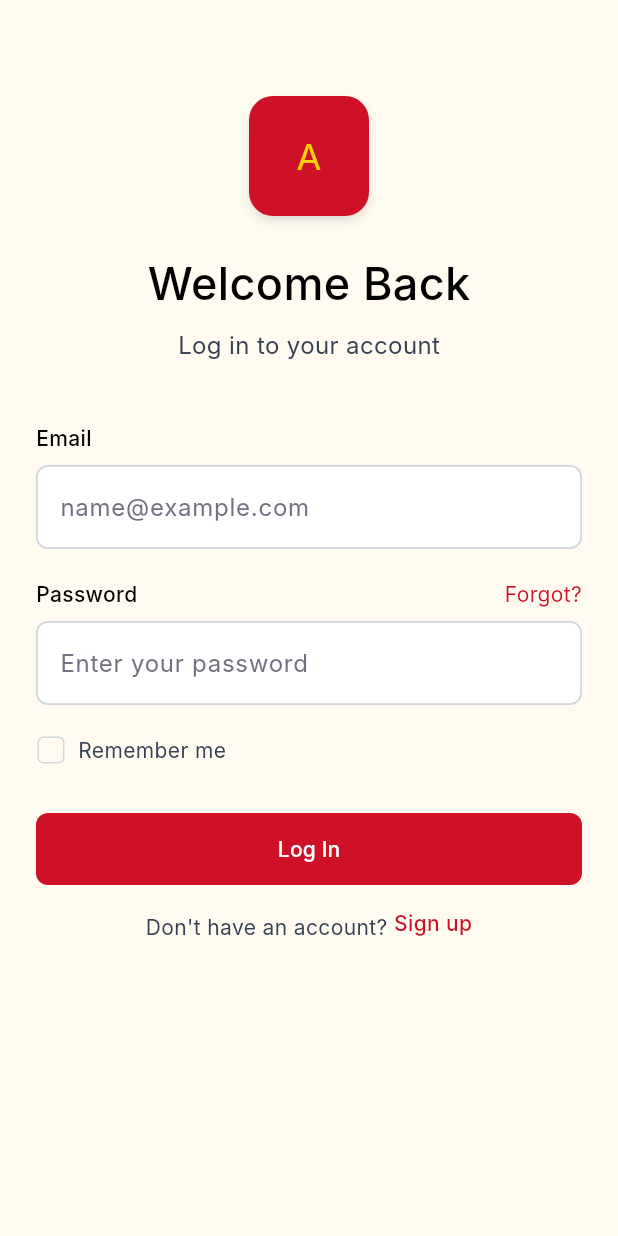
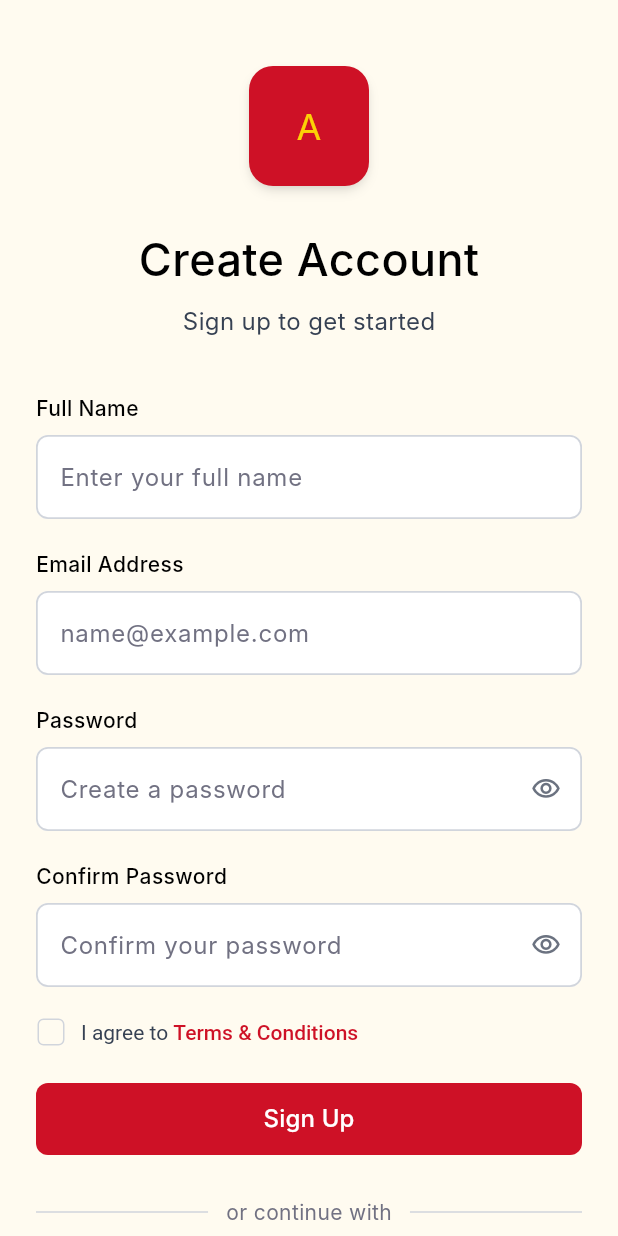
Before and after one commit to ThangWeiJie/MASSA-Mobile-App, a Flutter app: the screen it shows after launch, after a tap on "Sign up", on a phone screen of 412 x 824 dp. Run offline on Flutter 3.47's test engine with Material 3 defaults, Android fonts, the light colour scheme and no system bars; our stand-ins replace firebase_auth, firebase_core, go_router; accounts and stored records are empty; Roboto replaces fonts that are missing (Inter).

Commit message:
SCRUM-5 Sign up + email verification feature added

```diff
--- a/lib/main.dart
+++ b/lib/main.dart
@@ -2,6 +2,7 @@ import 'package:firebase_core/firebase_core.dart';
 import 'package:flutter/material.dart';
 import 'package:massa/firebase_options.dart';
 import 'package:massa/models/user.dart';
+import 'package:massa/service/auth_notifier.dart';
 import 'package:massa/service/auth_service.dart';
 import 'package:provider/provider.dart';
 import 'routes/app_router.dart';
@@ -22,6 +23,12 @@ class MyApp extends StatelessWidget {
     return MultiProvider(
       providers: [
         Provider<AuthService>(create: (_) => AuthService()),
+        ChangeNotifierProvider<AuthNotifier>(
+            create: (context) => AuthNotifier(context.read<AuthService>()),
+        ),
+        ProxyProvider<AuthNotifier, AppRouter>(
+          update: (context, authNotifier, previous) => AppRouter(authNotifier),
+        ),
         StreamProvider<UserModel?>(
           initialData: null,
           create: (context) {
@@ -35,12 +42,18 @@ class MyApp extends StatelessWidget {
           },
         ),
       ],
-      child: MaterialApp.router(
-        title: 'Massa Demo',
-        theme: ThemeData(
-          colorScheme: ColorScheme.fromSeed(seedColor: Colors.green),
-        ),
-        routerConfig: AppRouter().router,
+      child: Builder(
+        builder: (context) {
+          final appRouter = context.read<AppRouter>();
+
+          return MaterialApp.router(
+            title: 'Massa Demo',
+            theme: ThemeData(
+              colorScheme: ColorScheme.fromSeed(seedColor: Colors.green),
+            ),
+            routerConfig: appRouter.router,
+          );
+        }
       ),
     );
   }
--- a/lib/routes/app_router.dart
+++ b/lib/routes/app_router.dart
@@ -3,20 +3,18 @@ import 'package:massa/service/auth_notifier.dart';
 import 'package:massa/service/auth_service.dart';
 import 'package:massa/view_models/forgot_password_viewmodel.dart';
 import 'package:massa/view_models/login_viewmodel.dart';
+import 'package:massa/view_models/signup_viewmodel.dart';
 import 'package:massa/views/home_page.dart';
 import 'package:massa/views/forgot_password/forgot_password_screen.dart';
 import 'package:massa/views/sign_in/signin_screen.dart';
+import 'package:massa/views/sign_in/signup_screen.dart';
+import 'package:massa/views/verify-email.dart';
 import 'package:provider/provider.dart';
 
 class AppRouter {
-  AppRouter._internal();
+  final AuthNotifier authNotifier;
 
-  static final AppRouter _instance = AppRouter._internal();
-
-  factory AppRouter() => _instance;
-
-  final authService = AuthService();
-  late final authNotifier = AuthNotifier(authService);
+  AppRouter(this.authNotifier);
 
   late final GoRouter router = GoRouter(
     initialLocation: "/signin",
@@ -26,21 +24,37 @@ class AppRouter {
       GoRoute(
         path: "/signin",
         name: "signin",
-        builder: (context, state) {
+        builder: (routeContext, state) {
           return ChangeNotifierProvider(
-            create: (context) =>
-                LoginViewModel(authService: context.read<AuthService>()),
+            create: (providerContext) =>
+                LoginViewModel(authService: routeContext.read<AuthService>()),
             child: const LoginScreen(),
           );
         },
       ),
       GoRoute(
+        path: "/signup",
+        name: "signup",
+        builder: (routeContext, state) {
+          return ChangeNotifierProvider(
+              create: (providerContext) =>
+                  SignupViewModel(authService: routeContext.read<AuthService>()),
+              child: const SignUpScreen(),
+          );
+        }
+      ),
+      GoRoute(
+        path: "/verify-email",
+        name: "verify-email",
+        builder: (routeContext, state) => const VerifyEmail(),
+      ),
+      GoRoute(
         path: "/forgot-password",
         name: "forgot-password",
-        builder: (context, state) {
+        builder: (routeContext, state) {
           return ChangeNotifierProvider(
-              create: (context) =>
-                  ForgotPasswordViewmodel(authService: context.read<AuthService>()),
+              create: (providerContext) =>
+                  ForgotPasswordViewmodel(authService: routeContext.read<AuthService>()),
             child: const ForgotPasswordScreen(),
           );
         },
@@ -48,20 +62,29 @@ class AppRouter {
       GoRoute(
         path: "/",
         name: "Home",
-        builder: (context, state) => Homepage(authService: authService),
+        builder: (routeContext, state) => Homepage(authService: routeContext.read<AuthService>()),
       ),
     ],
   );
 
   String? _handleRedirect(GoRouterState state) {
     final isAuthenticated = authNotifier.isAuthenticated;
+    final isVerified = authNotifier.isEmailVerified;
     final currentPath = state.matchedLocation;
 
-    final publicRoutes = ['/signin', 'signup', '/forgot-password'];
+    final publicRoutes = ['/signin', '/signup', '/forgot-password'];
     final isOnPublicRoute = publicRoutes.contains(currentPath);
 
     if (!isAuthenticated && !isOnPublicRoute) {
       return '/signin';
+    }
+
+    if(isAuthenticated && !isVerified && currentPath != "/verify-email") {
+      return "/verify-email";
+    }
+
+    if(isAuthenticated && isVerified && currentPath == "/verify-email") {
+      return "/";
     }
 
     if (isAuthenticated && isOnPublicRoute) {
--- a/lib/service/auth_notifier.dart
+++ b/lib/service/auth_notifier.dart
@@ -15,6 +15,7 @@ class AuthNotifier extends ChangeNotifier {
   }
 
   bool get isAuthenticated => _authService.currentUser != null;
+  bool get isEmailVerified => _authService.currentUser?.emailVerified ?? false;
   User? get currentUser => _authService.currentUser;
 
   Future<void> signIn(String email, String password) async {
@@ -25,6 +26,11 @@ class AuthNotifier extends ChangeNotifier {
     }
   }
 
+  Future<void> refreshUser() async {
+    await _authService.refreshUser();
+    notifyListeners();
+  }
+
   @override
   void dispose() {
     _authSubscription?.cancel();
--- a/lib/service/auth_service.dart
+++ b/lib/service/auth_service.dart
@@ -6,6 +6,11 @@ class AuthService {
 
   User? get currentUser => firebaseAuth.currentUser;
 
+  Future<void> refreshUser() async {
+    await firebaseAuth.currentUser?.reload();
+  }
+
+  // Get auth state changes (login/logout)
   Stream<User?> get authStateChanges {
     return firebaseAuth.authStateChanges();
   }
@@ -22,9 +27,17 @@ class AuthService {
   }
 
   // Register
+  Future<void> registerNewAccount(String email, String password) async {
+    try {
+      UserCredential userCredential = await firebaseAuth.createUserWithEmailAndPassword(email: email, password: password);
+
+      await userCredential.user?.sendEmailVerification();
+    } catch (e) {
+      rethrow;
+    }
+  }
 
   // Reset password
-
   Future<void> sendPasswordResetEmail(String email) async {
     try {
       await firebaseAuth.sendPasswordResetEmail(email: email);
--- /dev/null
+++ b/lib/view_models/signup_viewmodel.dart
@@ -0,0 +1,53 @@
+import 'package:flutter/material.dart';
+import 'package:massa/service/auth_service.dart';
+
+class SignupViewModel extends ChangeNotifier {
+  final AuthService _authService;
+
+  SignupViewModel({required AuthService authService})
+      : _authService = authService;
+
+  String _fullName = "";
+  String _email = "";
+  String _password = "";
+  String _confirmPassword = "";
+  bool _agreeToTerms = false;
+
+  bool _isLoading = false;
+
+  bool get isLoading => _isLoading;
+
+  void updateFullName(String value) => _fullName = value.trim();
+  void updateEmail(String value) => _email = value.trim();
+  void updatePassword(String value) => _password = value.trim();
+  void updateConfirmPassword(String value) => _confirmPassword = value.trim();
+  void updateAgreeToTerms(bool value) => _agreeToTerms = value;
+
+  Future<void> signup() async {
+    if (_fullName.isEmpty ||
+        _email.isEmpty ||
+        _password.isEmpty ||
+        _confirmPassword.isEmpty) {
+      throw Exception("Please fill all fields");
+    }
+
+    if (_password != _confirmPassword) {
+      throw Exception("Passwords do not match");
+    }
+
+    _isLoading = true;
+    notifyListeners();
+
+    try {
+      await _authService.registerNewAccount(
+         _email,
+        _password,
+      );
+    } catch (e) {
+      rethrow;
+    } finally {
+      _isLoading = false;
+      // notifyListeners();
+    }
+  }
+}
--- a/lib/views/sign_in/signin_screen.dart
+++ b/lib/views/sign_in/signin_screen.dart
@@ -288,6 +288,7 @@ class LoginScreen extends StatelessWidget {
                 child: GestureDetector(
                   onTap: () {
                     // You can add context.push('/signup') here when you build it!
+                    context.push('/signup');
                   },
                   child: const Text(
                     'Sign up',
--- /dev/null
+++ b/lib/views/sign_in/signup_screen.dart
@@ -0,0 +1,527 @@
+import 'package:firebase_auth/firebase_auth.dart';
+import 'package:flutter/material.dart';
+import 'package:go_router/go_router.dart';
+import 'package:massa/view_models/signup_viewmodel.dart';
+import 'package:provider/provider.dart';
+
+class SignUpScreen extends StatefulWidget {
+  const SignUpScreen({super.key});
+
+  @override
+  State<SignUpScreen> createState() => _SignUpScreenState();
+}
+
+class _SignUpScreenState extends State<SignUpScreen> {
+  final TextEditingController fullNameController = TextEditingController();
+  final TextEditingController emailController = TextEditingController();
+  final TextEditingController passwordController = TextEditingController();
+  final TextEditingController confirmPasswordController =
+  TextEditingController();
+
+  bool obscurePassword = true;
+  bool obscureConfirmPassword = true;
+  bool agreeToTerms = false;
+  bool isLoading = false;
+
+  @override
+  void dispose() {
+    fullNameController.dispose();
+    emailController.dispose();
+    passwordController.dispose();
+    confirmPasswordController.dispose();
+    super.dispose();
+  }
+
+  void _handleSignUp(BuildContext context, SignupViewModel viewModel) async {
+    final fullName = fullNameController.text.trim();
+    final email = emailController.text.trim();
+    final password = passwordController.text.trim();
+    final confirmPassword = confirmPasswordController.text.trim();
+
+    if (fullName.isEmpty) {
+      _showSnackBar(context, "Please enter your full name");
+      return;
+    }
+
+    if (email.isEmpty) {
+      _showSnackBar(context, "Please enter your email address");
+      return;
+    }
+
+    if (!email.contains('@')) {
+      _showSnackBar(context, "Please enter a valid email address");
+      return;
+    }
+
+    if (password.isEmpty) {
+      _showSnackBar(context, "Please create a password");
+      return;
+    }
+
+    if (password.length < 6) {
+      _showSnackBar(context, "Password must be at least 6 characters");
+      return;
+    }
+
+    if (confirmPassword.isEmpty) {
+      _showSnackBar(context, "Please confirm your password");
+      return;
+    }
+
+    if (password != confirmPassword) {
+      _showSnackBar(context, "Passwords do not match");
+      return;
+    }
+
+    if (!agreeToTerms) {
+      _showSnackBar(context, "Please agree to Terms & Conditions");
+      return;
+    }
+
+    try {
+      await viewModel.signup();
+      // _showSnackBar("Sign up button clicked");
+    } on FirebaseAuthException catch (e) {
+      String message = _handleError(e);
+      if (context.mounted) { _showSnackBar(context, message); }
+    }
+    // Later you can replace this with Firebase sign up logic
+  }
+
+  String _handleError(FirebaseAuthException e) {
+    switch (e.code) {
+      case "email-already-in-use": return "This email is already associated with another account. Please try another email address.";
+      default: return "";
+    }
+  }
+
+  void _showSnackBar(BuildContext context, String message) {
+    ScaffoldMessenger.of(
+      context,
+    ).showSnackBar(SnackBar(content: Text(message)));
+  }
+
+  @override
+  Widget build(BuildContext context) {
+    final viewModel = context.watch<SignupViewModel>();
+
+    return Scaffold(
+      backgroundColor: const Color(0xFFFFFBF0),
+      body: SafeArea(
+        child: SingleChildScrollView(
+          padding: const EdgeInsets.symmetric(horizontal: 24.0, vertical: 24.0),
+          child: Column(
+            crossAxisAlignment: CrossAxisAlignment.start,
+            children: [
+              const SizedBox(height: 20),
+              _buildHeader(),
+              const SizedBox(height: 36),
+              _buildForm(context, viewModel),
+              const SizedBox(height: 24),
+              _buildSignUpButton(context, viewModel),
+              const SizedBox(height: 28),
+              _buildDivider(),
+              const SizedBox(height: 24),
+              _buildSocialButtons(),
+              const SizedBox(height: 28),
+              _buildFooter(context),
+            ],
+          ),
+        ),
+      ),
+    );
+  }
+
+  Widget _buildHeader() {
+    return Column(
+      children: [
+        Center(
+          child: Container(
+            width: 80,
+            height: 80,
+            decoration: BoxDecoration(
+              color: const Color(0xFFCE1126),
+              borderRadius: BorderRadius.circular(16),
+              boxShadow: const [
+                BoxShadow(
+                  color: Color(0x19000000),
+                  blurRadius: 4,
+                  offset: Offset(0, 2),
+                  spreadRadius: -2,
+                ),
+                BoxShadow(
+                  color: Color(0x19000000),
+                  blurRadius: 6,
+                  offset: Offset(0, 4),
+                  spreadRadius: -1,
+                ),
+              ],
+            ),
+            child: const Center(
+              child: Text(
+                'A',
+                style: TextStyle(
+                  color: Color(0xFFFCD106),
+                  fontSize: 24,
+                  fontFamily: 'Inter',
+                  fontWeight: FontWeight.w400,
+                ),
+              ),
+            ),
+          ),
+        ),
+        const SizedBox(height: 28),
+        const Center(
+          child: Text(
+            'Create Account',
+            style: TextStyle(
+              color: Colors.black,
+              fontSize: 30,
+              fontFamily: 'Inter',
+              fontWeight: FontWeight.w500,
+            ),
+          ),
+        ),
+        const SizedBox(height: 8),
+        const Center(
+          child: Text(
+            'Sign up to get started',
+            style: TextStyle(
+              color: Color(0xFF364153),
+              fontSize: 16,
+              fontFamily: 'Inter',
+              fontWeight: FontWeight.w400,
+            ),
+          ),
+        ),
+      ],
+    );
+  }
+
+  Widget _buildForm(BuildContext context, SignupViewModel viewModel) {
+    return Column(
+      crossAxisAlignment: CrossAxisAlignment.start,
+      children: [
+        _buildLabel('Full Name'),
+        const SizedBox(height: 8),
+        _buildTextField(
+          controller: fullNameController,
+          hintText: 'Enter your full name',
+          onChange: viewModel.updateFullName
+        ),
+        const SizedBox(height: 20),
+
+        _buildLabel('Email Address'),
+        const SizedBox(height: 8),
+        _buildTextField(
+          controller: emailController,
+          hintText: 'name@example.com',
+          onChange: viewModel.updateEmail,
+          keyboardType: TextInputType.emailAddress,
+        ),
+        const SizedBox(height: 20),
+
+        _buildLabel('Password'),
+        const SizedBox(height: 8),
+        _buildTextField(
+          controller: passwordController,
+          hintText: 'Create a password',
+          obscureText: obscurePassword,
+          onChange: viewModel.updatePassword,
+          suffixIcon: IconButton(
+            onPressed: () {
+              setState(() {
+                obscurePassword = !obscurePassword;
+              });
+            },
+            icon: Icon(
+              obscurePassword
+                  ? Icons.visibility_outlined
+                  : Icons.visibility_off_outlined,
+              color: const Color(0xFF6B7280),
+              size: 20,
+            ),
+          ),
+        ),
+        const SizedBox(height: 20),
+
+        _buildLabel('Confirm Password'),
+        const SizedBox(height: 8),
+        _buildTextField(
+          controller: confirmPasswordController,
+          hintText: 'Confirm your password',
+          obscureText: obscureConfirmPassword,
+          onChange: viewModel.updateConfirmPassword,
+          suffixIcon: IconButton(
+            onPressed: () {
+              setState(() {
+                obscureConfirmPassword = !obscureConfirmPassword;
+              });
+            },
+            icon: Icon(
+              obscureConfirmPassword
+                  ? Icons.visibility_outlined
+                  : Icons.visibility_off_outlined,
+              color: const Color(0xFF6B7280),
+              size: 20,
+            ),
+          ),
+        ),
+        const SizedBox(height: 20),
+
+        Row(
+          crossAxisAlignment: CrossAxisAlignment.center,
+          children: [
+            SizedBox(
+              height: 20,
+              width: 20,
+              child: Checkbox(
+                value: agreeToTerms,
+                onChanged: (bool? value) {
+                  setState(() {
+                    agreeToTerms = value ?? false;
+                  });
+                },
+                side: const BorderSide(color: Color(0xFFD1D5DC)),
+                shape: RoundedRectangleBorder(
+                  borderRadius: BorderRadius.circular(4),
+                ),
+                activeColor: const Color(0xFFCE1126),
+                materialTapTargetSize: MaterialTapTargetSize.shrinkWrap,
+              ),
+            ),
+            const SizedBox(width: 10),
+            RichText(
+              text: const TextSpan(
+                style: TextStyle(fontSize: 14, fontFamily: 'Inter'),
+                children: [
+                  TextSpan(
+                    text: 'I agree to ',
+                    style: TextStyle(color: Color(0xFF364153)),
+                  ),
+                  TextSpan(
+                    text: 'Terms & Conditions',
+                    style: TextStyle(
+                      color: Color(0xFFCE1126),
+                      fontWeight: FontWeight.w500,
+                    ),
+                  ),
+                ],
+              ),
+            ),
+          ],
+        ),
+      ],
+    );
+  }
+
+  Widget _buildSignUpButton(BuildContext context, SignupViewModel viewModel) {
+    return SizedBox(
+      width: double.infinity,
+      height: 48,
+      child: ElevatedButton(
+        onPressed: isLoading ? null : () => _handleSignUp(context, viewModel),
+        style: ElevatedButton.styleFrom(
+          backgroundColor: const Color(0xFFCE1126),
+          shape: RoundedRectangleBorder(borderRadius: BorderRadius.circular(8)),
+          elevation: 0,
+        ),
+        child: isLoading
+            ? const CircularProgressIndicator(color: Colors.white)
+            : const Text(
+          'Sign Up',
+          style: TextStyle(
+            color: Colors.white,
+            fontSize: 16,
+            fontFamily: 'Inter',
+            fontWeight: FontWeight.w500,
+          ),
+        ),
+      ),
+    );
+  }
+
+  Widget _buildDivider() {
+    return Row(
+      children: const [
+        Expanded(child: Divider(color: Color(0xFFD1D5DC), thickness: 1)),
+        Padding(
+          padding: EdgeInsets.symmetric(horizontal: 12),
+          child: Text(
+            'or continue with',
+            style: TextStyle(
+              color: Color(0xFF717182),
+              fontSize: 14,
+              fontFamily: 'Inter',
+              fontWeight: FontWeight.w400,
+            ),
+          ),
+        ),
+        Expanded(child: Divider(color: Color(0xFFD1D5DC), thickness: 1)),
+      ],
+    );
+  }
+
+  Widget _buildSocialButtons() {
+    return Row(
+      children: [
+        Expanded(
+          child: OutlinedButton(
+            onPressed: () {},
+            style: OutlinedButton.styleFrom(
+              side: const BorderSide(color: Color(0xFFD1D5DC)),
+              shape: RoundedRectangleBorder(
+                borderRadius: BorderRadius.circular(10),
+              ),
+              padding: const EdgeInsets.symmetric(vertical: 14),
+              backgroundColor: Colors.white,
+            ),
+            child: Row(
+              mainAxisAlignment: MainAxisAlignment.center,
+              children: const [
+                Text(
+                  'G',
+                  style: TextStyle(
+                    color: Colors.red,
+                    fontSize: 20,
+                    fontWeight: FontWeight.bold,
+                  ),
+                ),
+                SizedBox(width: 8),
+                Text(
+                  'Google',
+                  style: TextStyle(
+                    color: Color(0xFF364153),
+                    fontSize: 14,
+                    fontFamily: 'Inter',
+                    fontWeight: FontWeight.w500,
+                  ),
+                ),
+              ],
+            ),
+          ),
+        ),
+        const SizedBox(width: 12),
+        Expanded(
+          child: OutlinedButton(
+            onPressed: () {},
+            style: OutlinedButton.styleFrom(
+              side: const BorderSide(color: Color(0xFFD1D5DC)),
+              shape: RoundedRectangleBorder(
+                borderRadius: BorderRadius.circular(10),
+              ),
+              padding: const EdgeInsets.symmetric(vertical: 14),
+              backgroundColor: Colors.white,
+            ),
+            child: Row(
+              mainAxisAlignment: MainAxisAlignment.center,
+              children: const [
+                Icon(Icons.apple, color: Colors.black, size: 18),
+                SizedBox(width: 8),
+                Text(
+                  'Apple',
+                  style: TextStyle(
+                    color: Color(0xFF364153),
+                    fontSize: 14,
+                    fontFamily: 'Inter',
+                    fontWeight: FontWeight.w500,
+                  ),
+                ),
+              ],
+            ),
+          ),
+        ),
+      ],
+    );
+  }
+
+  Widget _buildFooter(BuildContext context) {
+    return Center(
+      child: Text.rich(
+        TextSpan(
+          children: [
+            const TextSpan(
+              text: 'Already have an account? ',
+              style: TextStyle(
+                color: Color(0xFF364153),
+                fontSize: 14,
+                fontFamily: 'Inter',
+                fontWeight: FontWeight.w400,
+              ),
+            ),
+            WidgetSpan(
+              alignment: PlaceholderAlignment.middle,
+              child: GestureDetector(
+                onTap: () {
+                  context.pop();
+                },
+                child: const Text(
+                  'Log in',
+                  style: TextStyle(
+                    color: Color(0xFFCE1126),
+                    fontSize: 14,
+                    fontFamily: 'Inter',
+                    fontWeight: FontWeight.w500,
+                  ),
+                ),
+              ),
+            ),
+          ],
+        ),
+        textAlign: TextAlign.center,
+      ),
+    );
+  }
+
+  Widget _buildLabel(String text) {
+    return Text(
+      text,
+      style: const TextStyle(
+        color: Colors.black,
+        fontSize: 14,
+        fontFamily: 'Inter',
+        fontWeight: FontWeight.w500,
+      ),
+    );
+  }
+
+  Widget _buildTextField({
+    required TextEditingController controller,
+    required String hintText,
+    TextInputType keyboardType = TextInputType.text,
+    bool obscureText = false,
+    Widget? suffixIcon,
+    required void Function(String)? onChange
+  }) {
+    return TextFormField(
+      controller: controller,
+      keyboardType: keyboardType,
+      obscureText: obscureText,
+      onChanged: onChange,
+      decoration: InputDecoration(
+        hintText: hintText,
+        hintStyle: const TextStyle(
+          color: Color(0xFF717182),
+          fontSize: 16,
+          fontFamily: 'Inter',
+          fontWeight: FontWeight.w400,
+        ),
+        contentPadding: const EdgeInsets.symmetric(
+          horizontal: 12,
+          vertical: 16,
+        ),
+        filled: true,
+        fillColor: Colors.white,
+        suffixIcon: suffixIcon,
+        enabledBorder: OutlineInputBorder(
+          borderRadius: BorderRadius.circular(8),
+          borderSide: const BorderSide(color: Color(0xFFD1D5DC), width: 1.18),
+        ),
+        focusedBorder: OutlineInputBorder(
+          borderRadius: BorderRadius.circular(8),
+          borderSide: const BorderSide(color: Color(0xFFCE1126), width: 1.5),
+        ),
+      ),
+    );
+  }
+}
--- /dev/null
+++ b/lib/views/verify-email.dart
@@ -0,0 +1,42 @@
+import 'package:flutter/material.dart';
+import 'package:massa/service/auth_notifier.dart';
+import 'package:provider/provider.dart';
+
+class VerifyEmail extends StatelessWidget {
+  const VerifyEmail({super.key});
+
+  @override
+  Widget build(BuildContext context) {
+    return Scaffold(
+      backgroundColor: const Color(0xFFFFFBF0),
+      body: SafeArea(
+        child: SingleChildScrollView(
+          padding: const EdgeInsets.symmetric(horizontal: 24.0, vertical: 32.0),
+          child: Center(
+            child: Column(
+              mainAxisAlignment: MainAxisAlignment.center,
+              crossAxisAlignment: CrossAxisAlignment.center,
+              spacing: 16,
+              children: [
+                Icon(Icons.email_outlined, size: 48),
+                Text(
+                  style: TextStyle(fontWeight: FontWeight.bold, fontSize: 24),
+                  "Verify your email",
+                ),
+                Text(
+                  "We have sent a verification email to the following email address: xxx@gmail.com. Verify your email to continue.",
+                ),
+                ElevatedButton(
+                  onPressed: () async {
+                    await context.read<AuthNotifier>().refreshUser();
+                  },
+                  child: Text("I have verified my email."),
+                ),
+              ],
+            ),
+          ),
+        ),
+      ),
+    );
+  }
+}
```
